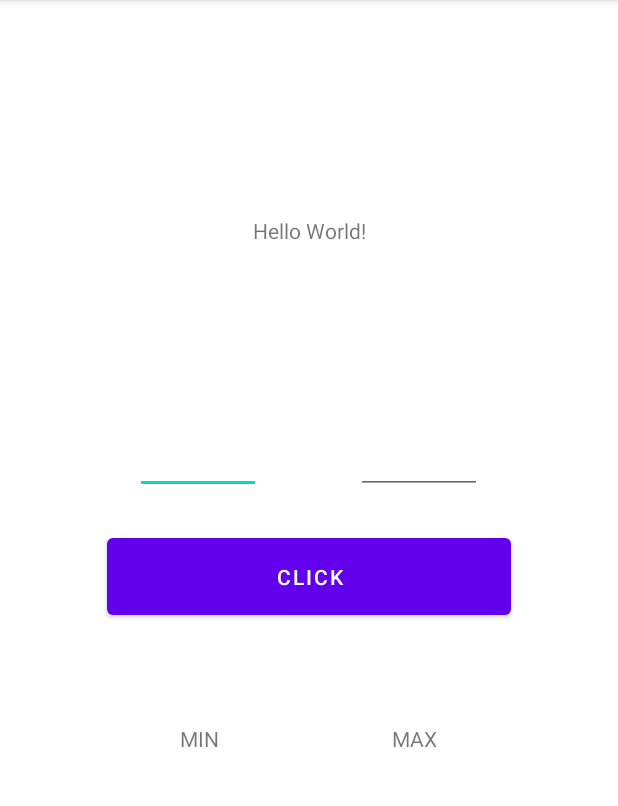
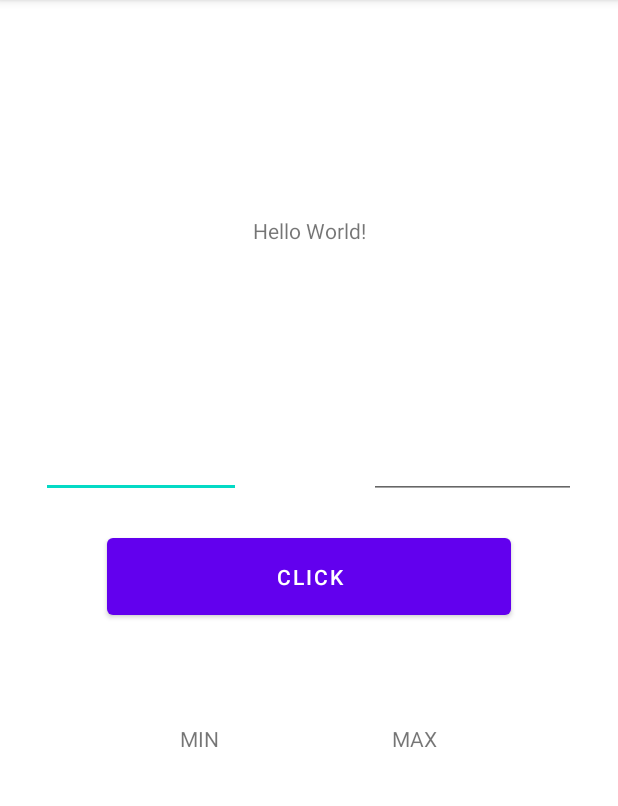
Before and after one commit to zeffur/lab1, an Android app: the screen it shows after launch (MainActivity), on a phone screen of 412 x 824 dp, the part 84-890 px from its top. Run offline under Robolectric (Android 15) with nearby library versions, the phone set to English and light mode, and no system bars.

Commit message:
Overflow case solved

```diff
--- a/app/src/main/res/layout/activity_main.xml
+++ b/app/src/main/res/layout/activity_main.xml
@@ -76,28 +76,30 @@
 
     <EditText
         android:id="@+id/editText1"
-        android:layout_width="84dp"
-        android:layout_height="50dp"
+        android:layout_width="133dp"
+        android:layout_height="53dp"
         android:ems="10"
         android:inputType="number"
+        android:maxLength="10"
         app:layout_constraintBottom_toBottomOf="parent"
-        app:layout_constraintHorizontal_bias="0.275"
+        app:layout_constraintHorizontal_bias="0.097"
         app:layout_constraintLeft_toLeftOf="parent"
         app:layout_constraintRight_toRightOf="parent"
         app:layout_constraintTop_toTopOf="parent"
-        app:layout_constraintVertical_bias="0.389" />
+        app:layout_constraintVertical_bias="0.39" />
 
     <EditText
         android:id="@+id/editText2"
-        android:layout_width="84dp"
-        android:layout_height="50dp"
+        android:layout_width="138dp"
+        android:layout_height="47dp"
         android:ems="10"
         android:inputType="number"
+        android:maxLength="10"
         app:layout_constraintBottom_toBottomOf="parent"
-        app:layout_constraintHorizontal_bias="0.724"
+        app:layout_constraintHorizontal_bias="0.897"
         app:layout_constraintLeft_toLeftOf="parent"
         app:layout_constraintRight_toRightOf="parent"
         app:layout_constraintTop_toTopOf="parent"
-        app:layout_constraintVertical_bias="0.389" />
+        app:layout_constraintVertical_bias="0.396" />
 
 </androidx.constraintlayout.widget.ConstraintLayout>
```
Also changed, not shown: app/src/main/java/com/example/lab1/MainActivity.java (+17 -9 lines).
